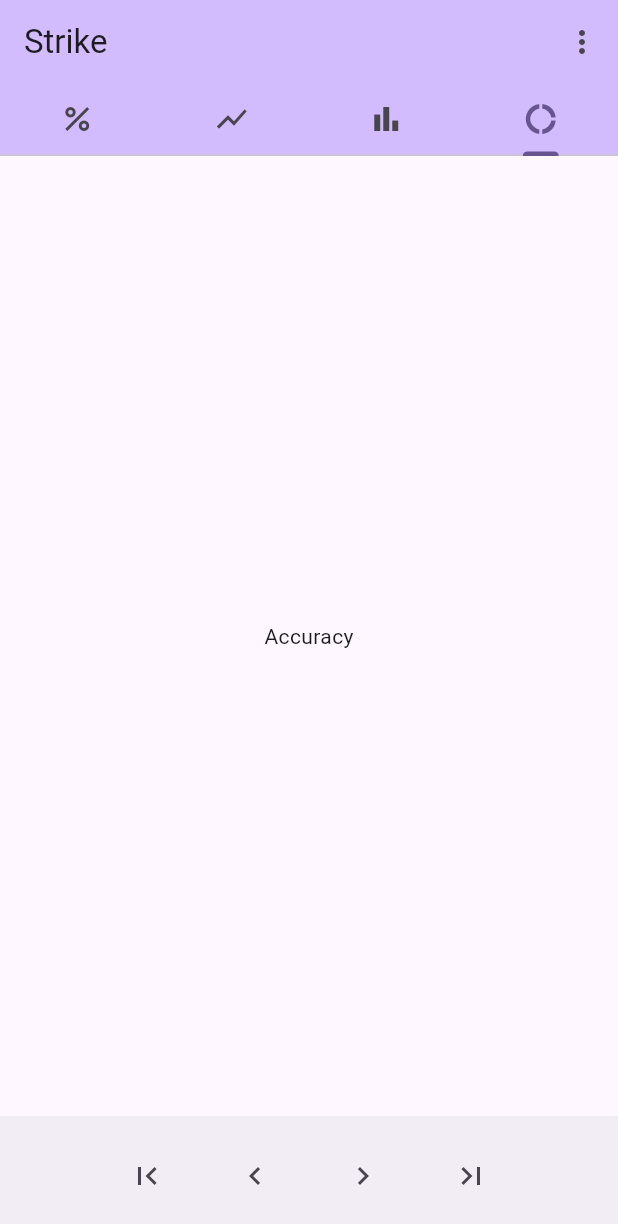
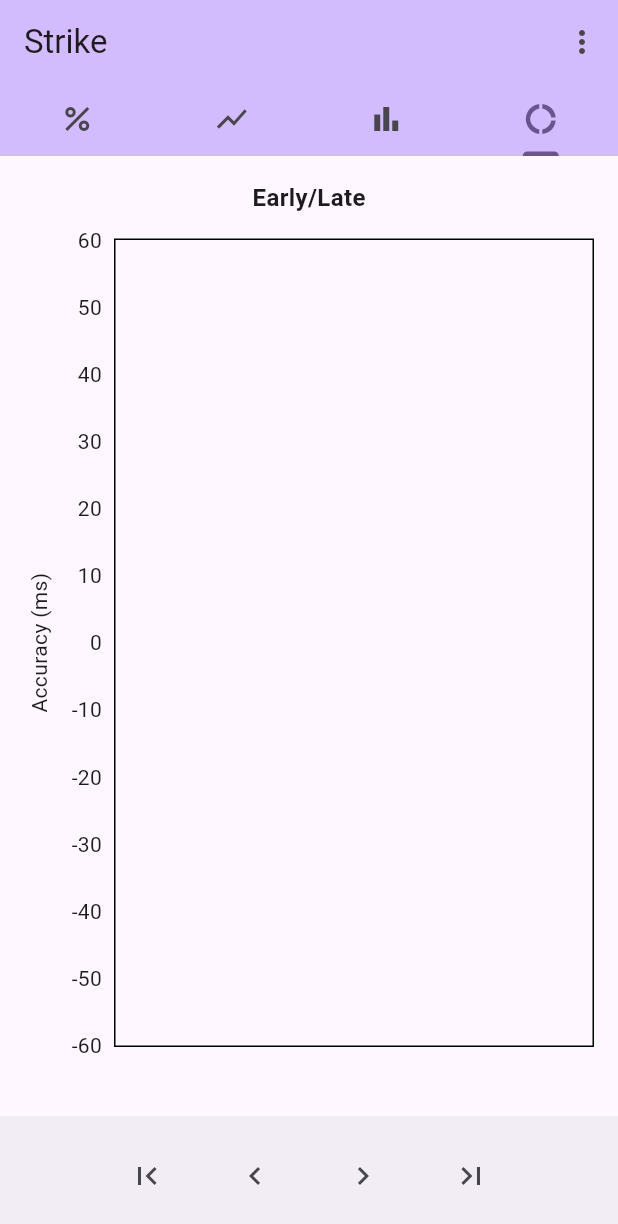
Before and after one commit to ahsparrow/strike, a Flutter app: the screen it shows after launch, tab 4 chosen, on a phone screen of 412 x 824 dp. Shown: the top 1224 px of the screen. Run offline on Flutter 3.47's test engine with Material 3 defaults, Android fonts, the phone set to English and light mode, and no system bars; drawn by our look-alikes of fl_chart; our stand-ins replace shared_preferences; missing offline and left inert: file_selector; network calls fail.

Commit message:
Add faults chart

```diff
--- a/lib/models/model.dart
+++ b/lib/models/model.dart
@@ -37,6 +37,7 @@ class StrikeModel with ChangeNotifier {
   List<List<double>> ests = [];
   double? score;
   List<double> rms = [];
+  List<Map<String, Map<String, double>>> faults = [];
 
   Future<void> getFirst() async {
     final numTouches = await getNumTouches();
@@ -199,7 +200,10 @@ class StrikeModel with ChangeNotifier {
 
     score = stats.score(bells.length, strikes, estStrikes, thresholdMs / 1000);
 
-    rms = stats.rms(bells.length, strikes, estStrikes);
+    rms = stats.rms(bells.length, sortedRows, sortedEstRows);
+
+    faults = stats.faults(
+        bells.length, sortedRows, sortedEstRows, thresholdMs / 1000);
 
     notifyListeners();
   }
--- a/lib/widgets/accuracy.dart
+++ b/lib/widgets/accuracy.dart
@@ -1,12 +1,111 @@
+import 'package:fl_chart/fl_chart.dart';
 import 'package:flutter/material.dart';
+import 'package:provider/provider.dart';
+
+import 'package:strike_flutter/models/model.dart';
 
 class AccuracyWidget extends StatelessWidget {
   const AccuracyWidget({super.key});
 
   @override
   Widget build(context) {
-    return const Center(
-      child: Text('Accuracy'),
+    var width = MediaQuery.sizeOf(context).width;
+
+    return Column(
+      children: [
+        const SizedBox(height: 16),
+        const Text(
+          'Early/Late',
+          style: TextStyle(
+            fontSize: 16,
+            fontWeight: FontWeight.bold,
+          ),
+        ),
+        Expanded(
+          child: Padding(
+            padding: const EdgeInsets.all(16),
+            child: Consumer<StrikeModel>(
+              builder: (context, strikeData, child) =>
+                  chart(width, strikeData.faults),
+            ),
+          ),
+        ),
+      ],
+    );
+  }
+
+  Widget chart(double width, List<Map<String, Map<String, double>>> faults) {
+    var barGroups = [
+      for (final (n, fault) in faults.indexed)
+        BarChartGroupData(
+          x: n + 1,
+          barRods: [
+            BarChartRodData(
+              toY: fault['hand']!['late']! * 100,
+              fromY: -fault['hand']!['early']! * 100,
+              width: width / 4 / faults.length,
+              borderRadius: const BorderRadius.all(Radius.circular(0)),
+              color: Colors.transparent,
+              rodStackItems: [
+                BarChartRodStackItem(
+                  0,
+                  fault['hand']!['late']! * 100,
+                  Colors.purple,
+                ),
+                BarChartRodStackItem(
+                  -fault['hand']!['early']! * 100,
+                  0,
+                  Colors.red,
+                )
+              ],
+            ),
+            BarChartRodData(
+              toY: fault['back']!['late']! * 100,
+              fromY: -fault['back']!['early']! * 100,
+              width: width / 4 / faults.length,
+              borderRadius: const BorderRadius.all(Radius.circular(0)),
+              color: Colors.transparent,
+              rodStackItems: [
+                BarChartRodStackItem(
+                  0,
+                  fault['back']!['late']! * 100,
+                  Colors.cyan,
+                ),
+                BarChartRodStackItem(
+                  -fault['back']!['early']! * 100,
+                  0,
+                  Colors.green,
+                )
+              ],
+            ),
+          ],
+        )
+    ];
+
+    return BarChart(
+      BarChartData(
+        barGroups: barGroups,
+        barTouchData: BarTouchData(enabled: false),
+        maxY: 60,
+        minY: -60,
+        borderData: FlBorderData(show: true),
+        gridData: const FlGridData(show: false),
+        titlesData: const FlTitlesData(
+          leftTitles: AxisTitles(
+            sideTitles: SideTitles(
+              showTitles: true,
+              interval: 10,
+              reservedSize: 40,
+            ),
+            axisNameSize: 20,
+            axisNameWidget: Text('Accuracy (ms)'),
+          ),
+          rightTitles: AxisTitles(sideTitles: SideTitles(showTitles: false)),
+          topTitles: AxisTitles(
+            sideTitles: SideTitles(showTitles: false),
+          ),
+        ),
+      ),
     );
   }
 }
```
Also changed, not shown: lib/utils/stats.dart (+37 -9 lines).
